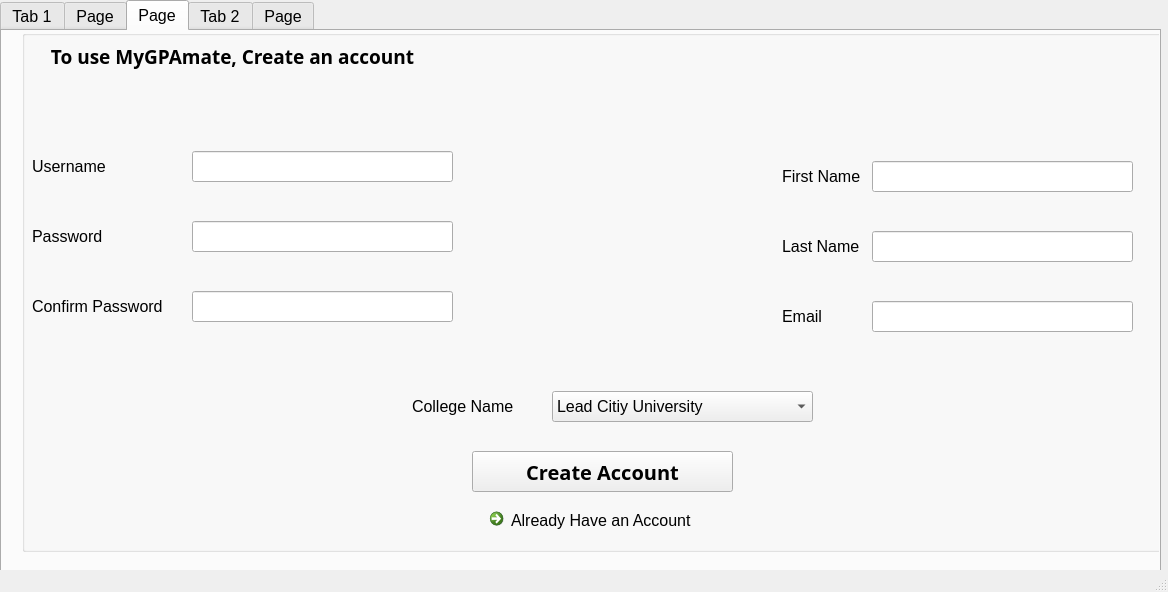
Old version of the form MyGPAmate.ui in the repository edeniyanda/MyGPAmate.
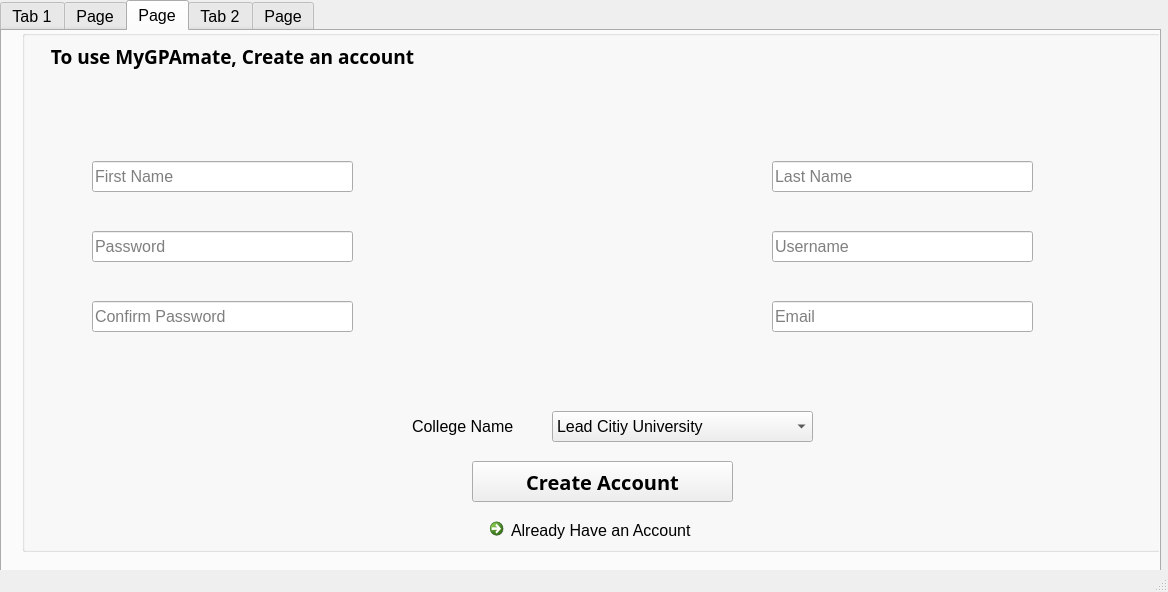
New version of the form. The open tabs and pages were chosen to show the change. Icons and pictures are not drawn.

```diff
--- a/MyGPAmate.ui
+++ b/MyGPAmate.ui
@@ -268,7 +268,7 @@
        <property name="geometry">
         <rect>
          <x>450</x>
-         <y>440</y>
+         <y>450</y>
          <width>261</width>
          <height>41</height>
         </rect>
@@ -285,34 +285,24 @@
         <string>Create Account</string>
        </property>
       </widget>
-      <widget class="QLabel" name="label_28">
-       <property name="geometry">
-        <rect>
-         <x>760</x>
-         <y>150</y>
-         <width>91</width>
-         <height>31</height>
-        </rect>
-       </property>
-       <property name="text">
-        <string>First Name</string>
-       </property>
-      </widget>
       <widget class="QLineEdit" name="lineEdit_first_name_2">
        <property name="geometry">
         <rect>
-         <x>850</x>
+         <x>70</x>
          <y>150</y>
          <width>261</width>
          <height>31</height>
         </rect>
        </property>
+       <property name="placeholderText">
+        <string>First Name</string>
+       </property>
       </widget>
       <widget class="QLineEdit" name="lineEdit_last_name_2">
        <property name="geometry">
         <rect>
-         <x>850</x>
-         <y>220</y>
+         <x>750</x>
+         <y>150</y>
          <width>261</width>
          <height>31</height>
         </rect>
@@ -320,6 +310,9 @@
        <property name="echoMode">
         <enum>QLineEdit::Normal</enum>
        </property>
+       <property name="placeholderText">
+        <string>Last Name</string>
+       </property>
       </widget>
       <widget class="QLabel" name="label_30">
        <property name="geometry">
@@ -348,10 +341,10 @@
       <widget class="QLabel" name="label_31">
        <property name="geometry">
         <rect>
-         <x>380</x>
+         <x>330</x>
          <y>70</y>
-         <width>371</width>
-         <height>301</height>
+         <width>411</width>
+         <height>361</height>
         </rect>
        </property>
        <property name="text">
@@ -361,23 +354,10 @@
         <pixmap resource="resources.qrc">:/assets/images/signup.png</pixmap>
        </property>
       </widget>
-      <widget class="QLabel" name="label_32">
-       <property name="geometry">
-        <rect>
-         <x>760</x>
-         <y>220</y>
-         <width>91</width>
-         <height>31</height>
-        </rect>
-       </property>
-       <property name="text">
-        <string>Last Name</string>
-       </property>
-      </widget>
       <widget class="QLineEdit" name="lineEdit_email_2">
        <property name="geometry">
         <rect>
-         <x>850</x>
+         <x>750</x>
          <y>290</y>
          <width>261</width>
          <height>31</height>
@@ -389,38 +369,15 @@
        <property name="echoMode">
         <enum>QLineEdit::Normal</enum>
        </property>
-      </widget>
-      <widget class="QLabel" name="label_33">
-       <property name="geometry">
-        <rect>
-         <x>760</x>
-         <y>290</y>
-         <width>81</width>
-         <height>31</height>
-        </rect>
-       </property>
-       <property name="text">
+       <property name="placeholderText">
         <string>Email</string>
        </property>
       </widget>
-      <widget class="QLabel" name="label_34">
-       <property name="geometry">
-        <rect>
-         <x>10</x>
-         <y>210</y>
-         <width>111</width>
-         <height>31</height>
-        </rect>
-       </property>
-       <property name="text">
-        <string>Password</string>
-       </property>
-      </widget>
       <widget class="QLineEdit" name="lineEdit_confirm_password_2">
        <property name="geometry">
         <rect>
-         <x>170</x>
-         <y>280</y>
+         <x>70</x>
+         <y>290</y>
          <width>261</width>
          <height>31</height>
         </rect>
@@ -431,41 +388,34 @@
        <property name="echoMode">
         <enum>QLineEdit::Password</enum>
        </property>
-      </widget>
-      <widget class="QLineEdit" name="lineEdit_password_2">
-       <property name="geometry">
-        <rect>
-         <x>170</x>
-         <y>210</y>
-         <width>261</width>
-         <height>31</height>
-        </rect>
-       </property>
-       <property name="text">
-        <string/>
-       </property>
-       <property name="echoMode">
-        <enum>QLineEdit::Password</enum>
-       </property>
-      </widget>
-      <widget class="QLabel" name="label_35">
-       <property name="geometry">
-        <rect>
-         <x>10</x>
-         <y>280</y>
-         <width>151</width>
-         <height>31</height>
-        </rect>
-       </property>
-       <property name="text">
+       <property name="placeholderText">
         <string>Confirm Password</string>
        </property>
       </widget>
+      <widget class="QLineEdit" name="lineEdit_password_2">
+       <property name="geometry">
+        <rect>
+         <x>70</x>
+         <y>220</y>
+         <width>261</width>
+         <height>31</height>
+        </rect>
+       </property>
+       <property name="text">
+        <string/>
+       </property>
+       <property name="echoMode">
+        <enum>QLineEdit::Password</enum>
+       </property>
+       <property name="placeholderText">
+        <string>Password</string>
+       </property>
+      </widget>
       <widget class="QLabel" name="label_36">
        <property name="geometry">
         <rect>
          <x>390</x>
-         <y>380</y>
+         <y>400</y>
          <width>151</width>
          <height>31</height>
         </rect>
@@ -478,7 +428,7 @@
        <property name="geometry">
         <rect>
          <x>530</x>
-         <y>380</y>
+         <y>400</y>
          <width>261</width>
          <height>31</height>
         </rect>
@@ -512,23 +462,13 @@
       <widget class="QLineEdit" name="lineEdit_user_name_2">
        <property name="geometry">
         <rect>
-         <x>170</x>
-         <y>140</y>
+         <x>750</x>
+         <y>220</y>
          <width>261</width>
          <height>31</height>
         </rect>
        </property>
-      </widget>
-      <widget class="QLabel" name="label_29">
-       <property name="geometry">
-        <rect>
-         <x>10</x>
-         <y>140</y>
-         <width>111</width>
-         <height>31</height>
-        </rect>
-       </property>
-       <property name="text">
+       <property name="placeholderText">
         <string>Username</string>
        </property>
       </widget>
@@ -536,7 +476,7 @@
        <property name="geometry">
         <rect>
          <x>460</x>
-         <y>490</y>
+         <y>500</y>
          <width>221</width>
          <height>41</height>
         </rect>
```
Left out of the diff: 56 changed lines with no effect on the pictures.
